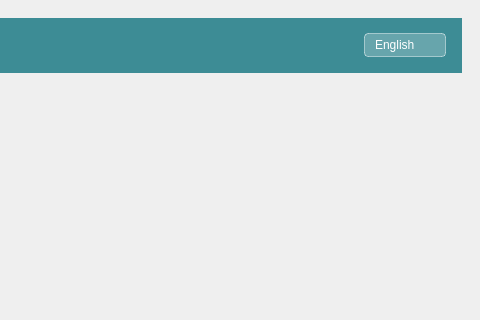
This is src/librecelik.ui in LibreSCRS/LibreCelik as Qt 5 draws it before an edit; both pictures show x 352 to 832 and y 0 to 320 of the 832 by 807 pixel window. The edited form follows.
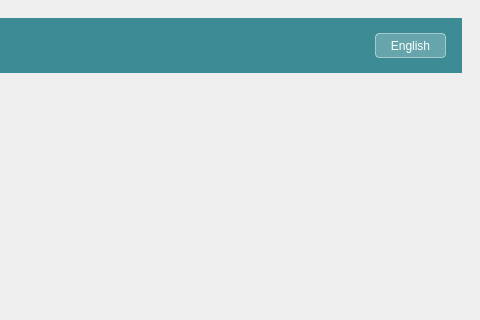
This is the edited form. Icons and pictures are not drawn.

Commit message: Fix macOS-specific UI bugs: language selector, collapsible header overlap, eye icons

Diff of the .ui file:
```diff
--- a/src/librecelik.ui
+++ b/src/librecelik.ui
@@ -91,7 +91,7 @@
            </item>
            <!-- Language selector -->
            <item>
-            <widget class="QComboBox" name="languageComboBox">
+            <widget class="QToolButton" name="languageButton">
              <property name="sizePolicy">
               <sizepolicy hsizetype="Fixed" vsizetype="Fixed">
                <horstretch>0</horstretch>
@@ -99,18 +99,14 @@
               </sizepolicy>
              </property>
              <property name="styleSheet">
-              <string notr="true">QComboBox { background-color: rgba(255,255,255,55); color: white; border: 1px solid rgba(255,255,255,120); border-radius: 4px; padding: 3px 10px; } QComboBox::drop-down { border: none; width: 18px; } QComboBox QAbstractItemView { background-color: white; color: black; selection-background-color: rgb(61,140,149); selection-color: white; }</string>
+              <string notr="true">QToolButton { background-color: rgb(103, 165, 172); color: white; border: 1px solid rgba(255,255,255,120); border-radius: 4px; padding: 3px 10px; } QToolButton::menu-indicator { image: none; }</string>
              </property>
-             <item>
               <property name="text">
                <string>English</string>
               </property>
-             </item>
-             <item>
-              <property name="text">
-               <string>Српски</string>
-              </property>
-             </item>
+             <property name="popupMode">
+              <enum>QToolButton::InstantPopup</enum>
+             </property>
             </widget>
            </item>
           </layout>
```
Lines whose indentation alone changed are shown as unchanged. The commit also changes 5 other files.
